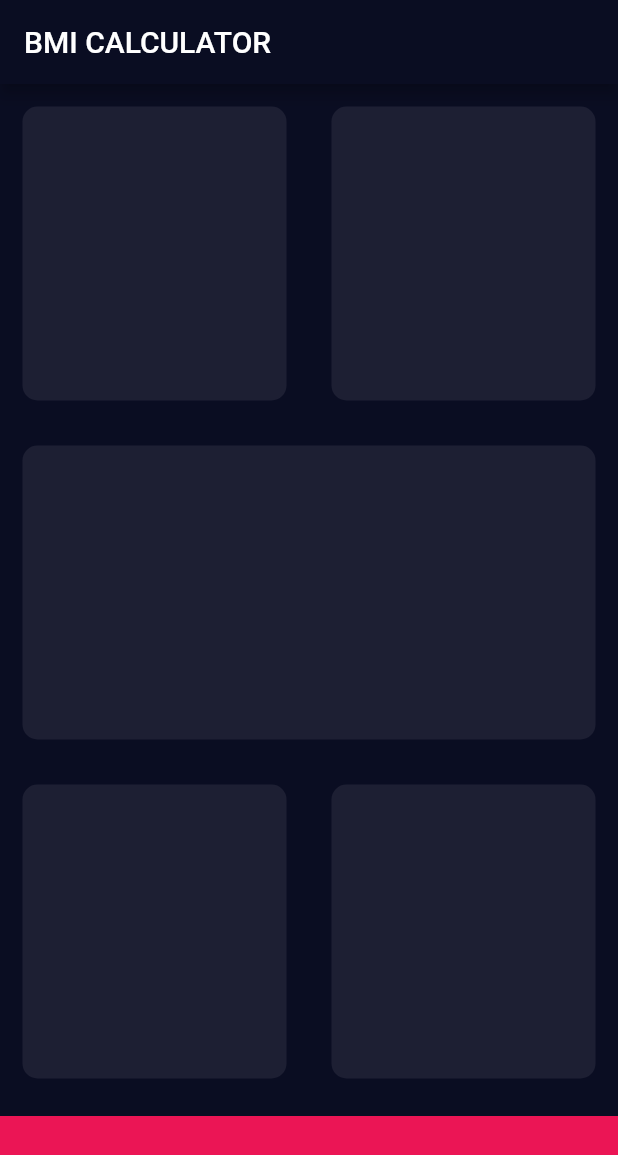
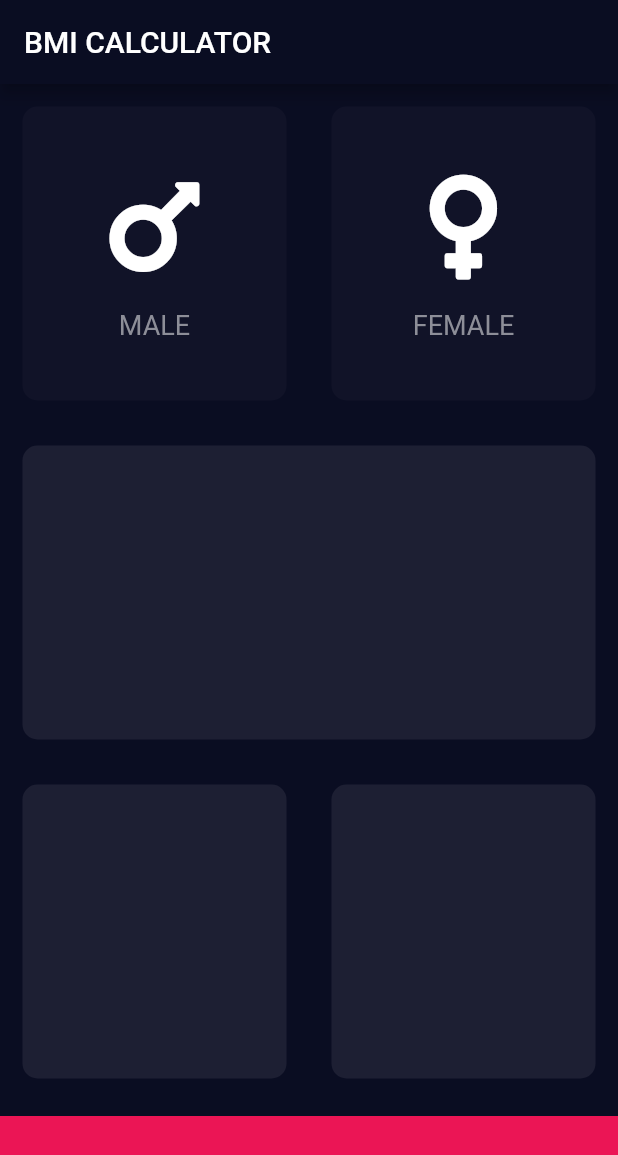
Before and after one commit to BrayanMamani/bmi_calculator, a Flutter app: the screen it shows after launch, on a phone screen of 412 x 824 dp. Shown: the top 1155 px of the screen. Run offline on Flutter 3.47's test engine with Material 2 defaults, Android fonts, the phone set to English and light mode, and no system bars; our stand-ins replace font_awesome_flutter.

Commit message:
Implement app status

```diff
--- a/lib/input_page.dart
+++ b/lib/input_page.dart
@@ -1,9 +1,17 @@
 import 'package:flutter/material.dart';
+import 'package:font_awesome_flutter/font_awesome_flutter.dart';
+import 'icon_content.dart';
 import 'reusable_card.dart';
 
+const buttonContainerHeight = 80.0;
 const activeCardColour = Color(0xFF1D1F33);
-const buttonContainerHeight = 80.0;
+const inactiveCardColour = Color(0xFF111328);
 const buttonContainerColour = Color(0xFFEB1555);
+
+enum Gender {
+  male,
+  female,
+}
 
 class InputPage extends StatefulWidget {
   @override
@@ -11,6 +19,8 @@ class InputPage extends StatefulWidget {
 }
 
 class _InputPageState extends State<InputPage> {
+  Gender selectedGender;
+
   @override
   Widget build(BuildContext context) {
     return Scaffold(
@@ -24,12 +34,34 @@ class _InputPageState extends State<InputPage> {
               children: <Widget>[
                 Expanded(
                   child: ReusableCard(
-                    colour: activeCardColour,
+                    colour: selectedGender == Gender.male
+                        ? activeCardColour
+                        : inactiveCardColour,
+                    cardChild: IconContent(
+                      icon: FontAwesomeIcons.mars,
+                      label: 'MALE',
+                    ),
+                    onPressed: () {
+                      setState(() {
+                        selectedGender = Gender.male;
+                      });
+                    },
                   ),
                 ),
                 Expanded(
                   child: ReusableCard(
-                    colour: activeCardColour,
+                    colour: selectedGender == Gender.female
+                        ? activeCardColour
+                        : inactiveCardColour,
+                    cardChild: IconContent(
+                      icon: FontAwesomeIcons.venus,
+                      label: 'FEMALE',
+                    ),
+                    onPressed: () {
+                      setState(() {
+                        selectedGender = Gender.female;
+                      });
+                    },
                   ),
                 ),
               ],
```
